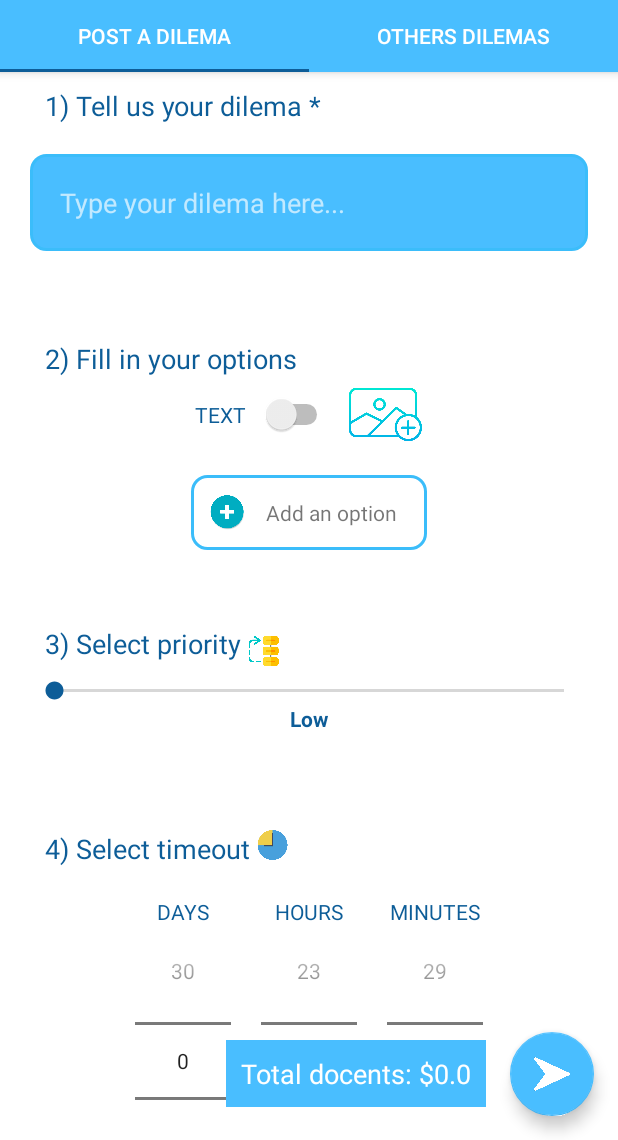
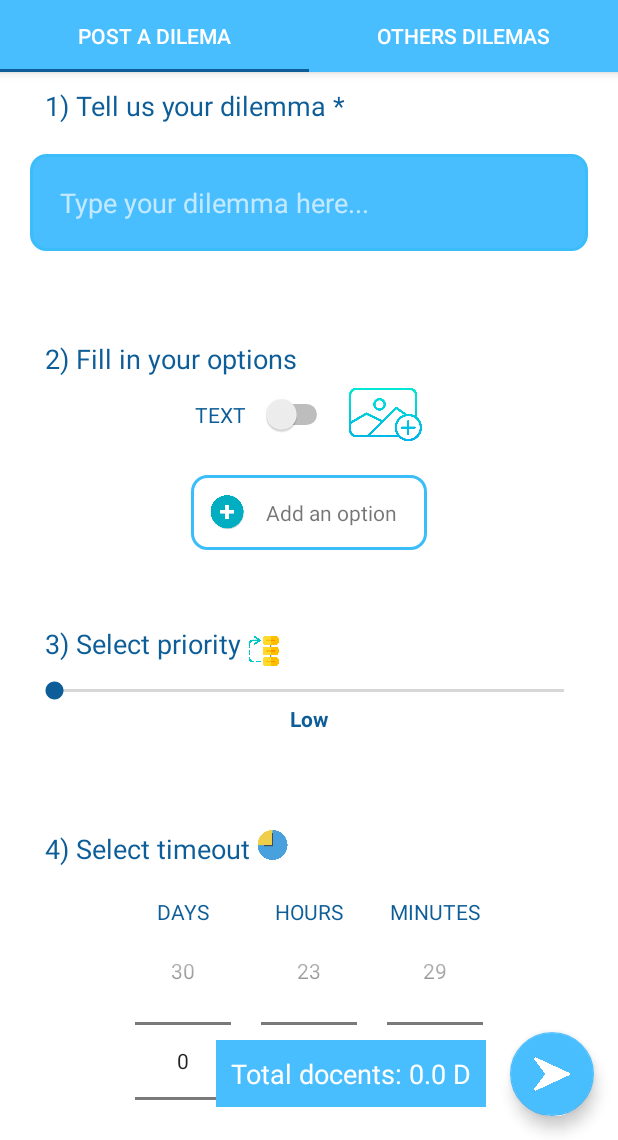
Before and after one commit to donat-imeri/dright, an Android app: the screen it shows after launch once a user with an empty profile is signed in (DecisionsAcitivity), on a phone screen of 412 x 824 dp, the part 96-1236 px from its top. Run offline under Robolectric (Android 15) with nearby library versions, the phone set to English and light mode, and no system bars; our stand-ins replace Firebase (no records; nobody signed in at launch, a user with empty details on screens opened directly), data binding; pictures from the network do not load; 1 statement that could not run was skipped.

Commit message:
Minor changes

```diff
--- a/app/src/main/java/com/dright/DecisionsAcitivity.java
+++ b/app/src/main/java/com/dright/DecisionsAcitivity.java
@@ -115,7 +115,9 @@ public class DecisionsAcitivity extends AppCompatActivity {
             openProfileActivity();
         }
         else if (id==R.id.go_to_my_decisions){
-
+            Intent profileIntent=new Intent(DecisionsAcitivity.this, MyProfileActivity.class);
+            profileIntent.putExtra("call_from","true");
+            startActivity(profileIntent);
         }
         else if(id==R.id.action_contact_us){
             contactUs();
@@ -144,7 +146,7 @@ public class DecisionsAcitivity extends AppCompatActivity {
             public void onClick(DialogInterface dialog, int which) {
                 contactText=txtContact.getText().toString();
                 DatabaseReference dbReport = FirebaseDatabase.getInstance().getReference("ContactForm").child(auth.getUid());
-                dbReport.push().setValue("");
+                dbReport.push().setValue(contactText);
                 Toast.makeText(DecisionsAcitivity.this, "Message sent. Thank you!", Toast.LENGTH_SHORT).show();
             }
         });
--- a/app/src/main/java/com/dright/DilemaTab.java
+++ b/app/src/main/java/com/dright/DilemaTab.java
@@ -49,7 +49,6 @@ public class DilemaTab extends Fragment {
     private List<String> listUserFollowing;
     private List<String> listDilemaVoters = new ArrayList<>();
     private List<Integer> listDilemaPriority = new ArrayList<>();
-    private SwipeRefreshLayout mSwipeLayout ;
     public static List<String> dilematFollowing;
     private static int count = 0;
     private static int count1 = 0;
@@ -93,27 +92,10 @@ public class DilemaTab extends Fragment {
 
         vpPager = (ViewPager) activity.findViewById(R.id.vpPager);
 
-        mSwipeLayout = (SwipeRefreshLayout) activity.findViewById(R.id.swipe_refresh_layout);
         auth=FirebaseAuth.getInstance();
 
         currUser = auth.getUid();
         readUserFollowing();
-
-        mSwipeLayout.setOnRefreshListener(new SwipeRefreshLayout.OnRefreshListener() {
-
-            @Override
-            public void onRefresh() {
-               readUserFollowing();
-                Log.d(TAG, "onRefresh: refreshing");
-
-               new Handler().postDelayed(new Runnable() {
-                   @Override
-                   public void run() {
-                       mSwipeLayout.setRefreshing(false);
-                   }
-               },500);
-            }
-        });
 
 
         //donat
--- a/app/src/main/java/com/dright/FragmentDilemaOptions.java
+++ b/app/src/main/java/com/dright/FragmentDilemaOptions.java
@@ -418,9 +418,11 @@ public class FragmentDilemaOptions extends Fragment  implements Serializable{
         slideUp123 = new SlideUp(slideView123);
         slideUp123.hideImmediately();
 
+
         recyclerView.setLayoutManager(new LinearLayoutManager(recyclerView.getContext()));
         final CommentsRecyclerViewAdapter adapter = new CommentsRecyclerViewAdapter(recyclerView.getContext(),UserComments);
         recyclerView.setAdapter(adapter);
+
 
 
 
--- a/app/src/main/java/com/dright/MyDecisionsTab.java
+++ b/app/src/main/java/com/dright/MyDecisionsTab.java
@@ -307,7 +307,7 @@ public class MyDecisionsTab extends Fragment {
         Toast.makeText(getActivity(), "You'll make a decision soon", Toast.LENGTH_SHORT).show();
 
         DatabaseReference addDilemaToUser=fb.getReference("Users/"+auth.getUid());
-        addDilemaToUser.child("dilemasInProgress").push().setValue(newRow.getKey());
+        addDilemaToUser.child("dilemasInProgress").child(newRow.getKey()).setValue(newRow.getKey());
 
         DatabaseReference table2=fb.getReference("DilemaVoters/"+newRow.getKey()+"/"+auth.getUid());
         table2.setValue(true);
--- a/app/src/main/res/layout/content_slide_up.xml
+++ b/app/src/main/res/layout/content_slide_up.xml
@@ -7,6 +7,7 @@
     android:id="@+id/content_slide_up"
     tools:context=".SlideUpActivity"
     tools:showIn="@layout/activity_slide_up"
+    app:layout_behavior="@string/appbar_scrolling_view_behavior"
     >
 
     <LinearLayout
--- a/app/src/main/res/layout/dilema_content.xml
+++ b/app/src/main/res/layout/dilema_content.xml
@@ -5,7 +5,6 @@
     xmlns:tools="http://schemas.android.com/tools"
     xmlns:app="http://schemas.android.com/apk/res-auto"
     android:id="@+id/content_slide_up"
-    tools:context=".SlideUpActivity"
     tools:showIn="@layout/fragment_dilema_options"
     >
 
--- a/app/src/main/res/layout/fragment_dilema_options.xml
+++ b/app/src/main/res/layout/fragment_dilema_options.xml
@@ -18,7 +18,9 @@
             android:id="@+id/dim_dilema_options"
             android:alpha="0"
             android:fitsSystemWindows="true"
-            android:background="@android:color/black"/>
+            android:background="@android:color/black"
+            app:layout_behavior="android.support.design.widget.AppBarLayout$ScrollingViewBehavior"
+            />
         <ScrollView
             android:layout_width="match_parent"
             android:layout_height="match_parent"
--- a/app/src/main/res/layout/fragment_image_dilema_options.xml
+++ b/app/src/main/res/layout/fragment_image_dilema_options.xml
@@ -18,7 +18,10 @@
             android:id="@+id/dim_dilema_image_options"
             android:alpha="0"
             android:fitsSystemWindows="true"
-            android:background="@android:color/black"/>
+            android:layout_marginTop="@dimen/app_bar_height"
+            android:background="@android:color/black"
+            app:layout_behavior="android.support.design.widget.AppBarLayout$ScrollingViewBehavior"
+            />
         <ScrollView
             android:layout_width="match_parent"
             android:layout_height="match_parent"
--- a/app/src/main/res/layout/my_decision_tab.xml
+++ b/app/src/main/res/layout/my_decision_tab.xml
@@ -19,7 +19,7 @@
             <TextView
                 android:layout_width="wrap_content"
                 android:layout_height="wrap_content"
-                android:text="1) Tell us your dilema *"
+                android:text="1) Tell us your dilemma *"
                 android:textSize="18sp"
                 android:layout_gravity="left"
                 android:paddingLeft="30sp"
@@ -30,20 +30,21 @@
                 android:id="@+id/txt_dilema_description"
                 android:layout_width="match_parent"
                 android:layout_height="wrap_content"
-                android:hint="Type your dilema here..."
+                android:hint="Type your dilemma here..."
                 android:background="@drawable/rounded_border_edittext"
                 android:textColor="@color/colorWhite"
                 android:textColorHint="@color/solidCircle"
                 android:layout_marginTop="20dp"
                 android:layout_marginLeft="20sp"
                 android:layout_marginRight="20sp"
+                android:inputType="textCapSentences|textMultiLine"
                 android:padding="20dp"/>
 
             <TextView
                 android:id="@+id/lbl_dilema_error3"
                 android:layout_width="wrap_content"
                 android:layout_height="wrap_content"
-                android:text="Please describe your dilema"
+                android:text="Please describe your dilemma"
                 android:textColor="@color/colorRed"
                 android:visibility="invisible"
                 android:layout_marginBottom="10sp"/>
@@ -345,7 +346,7 @@
             android:id="@+id/lbl_total_docent"
             android:layout_width="wrap_content"
             android:layout_height="wrap_content"
-            android:text="Total docents: $0.0"
+            android:text="Total docents: 0.0 D"
             android:textSize="18sp"
             android:background="@color/colorPrimary"
             android:textColor="@color/colorWhite"
--- a/app/src/main/res/layout/options_layout.xml
+++ b/app/src/main/res/layout/options_layout.xml
@@ -21,6 +21,7 @@
         android:paddingLeft="20dp"
         android:paddingRight="40dp"
         android:paddingTop="10dp"
+        android:inputType="textCapSentences|textMultiLine"
         android:paddingBottom="10dp"/>
 
     <ImageView
```
Also changed, not shown: app/src/main/java/com/dright/LoginActivity.java (+22 -1 lines), app/src/main/java/com/dright/MyProfileActivity.java (+12 -6 lines), app/src/main/java/com/dright/OtherUsersDilemmasFragment.java (+20 -0 lines), app/src/main/java/com/dright/OtherUsersProfileFragment.java (+6 -1 lines), app/src/main/java/com/dright/ProfileFragment.java (+6 -1 lines), app/src/main/res/layout/dilema_tab.xml (+3 -10 lines).
